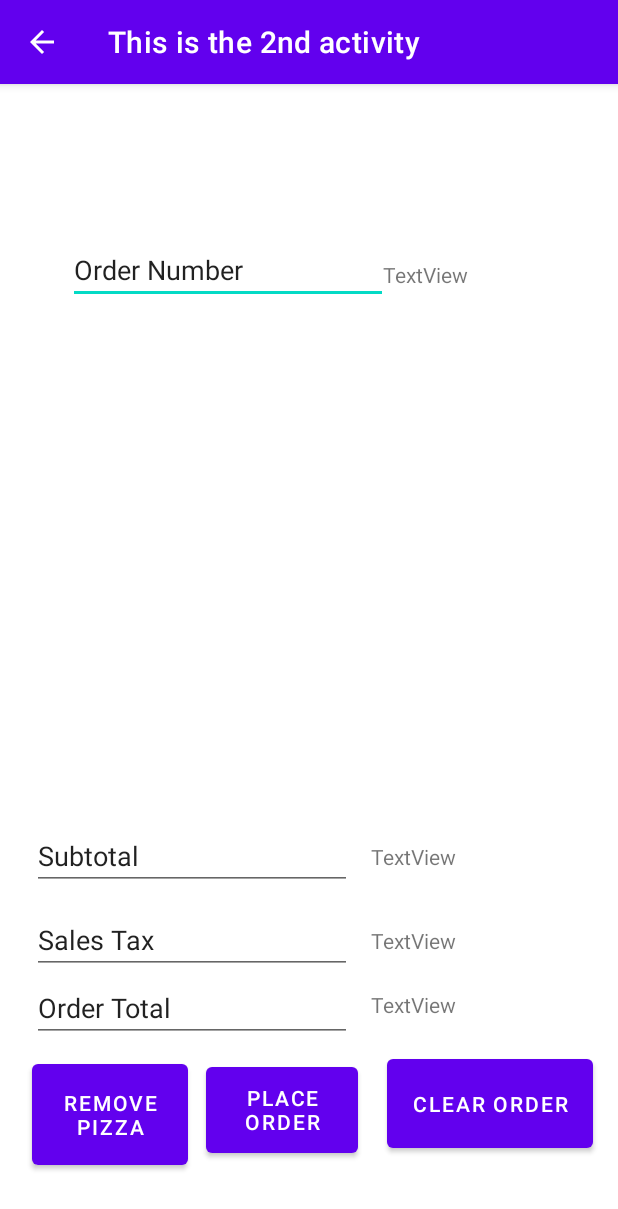
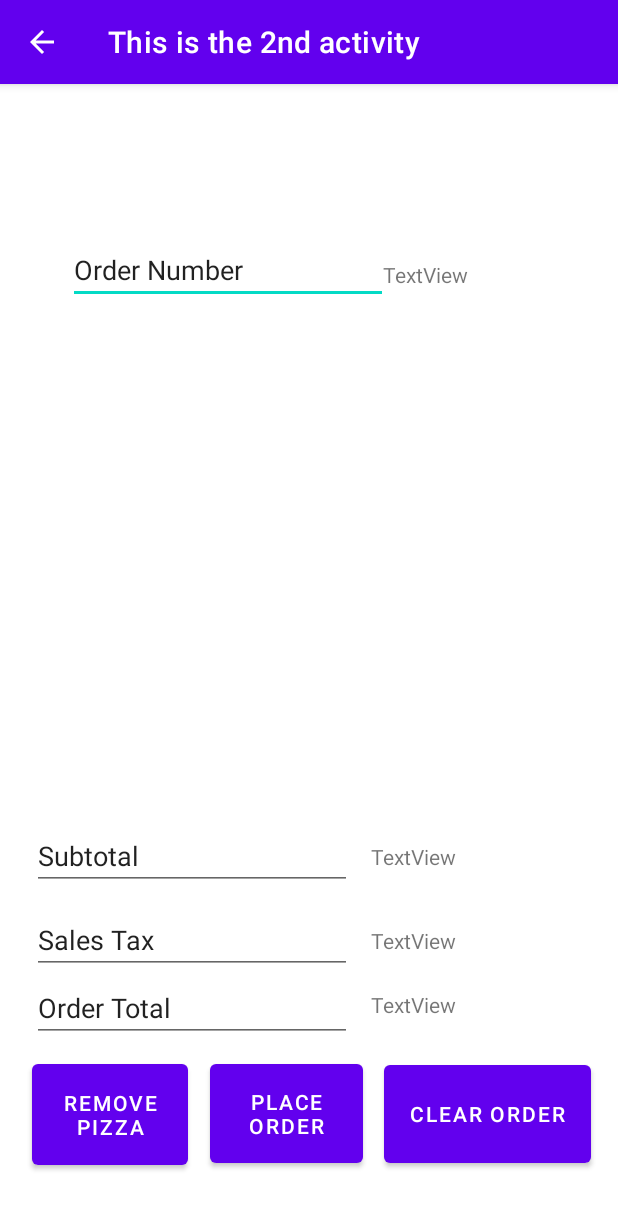
Before and after one commit to yy557/Project5, an Android app: the CurrentOrderActivity screen opened directly, with no data from a screen before it, on a phone screen of 412 x 824 dp. Shown: the top 1209 px of the screen. Run offline under Robolectric (Android 15) with nearby library versions, the phone set to English and light mode, and no system bars.

Commit message:
Button Adjustments

```diff
--- a/app/src/main/res/layout/activity_current_order.xml
+++ b/app/src/main/res/layout/activity_current_order.xml
@@ -114,20 +114,19 @@
 
     <Button
         android:id="@+id/button6"
-        android:layout_width="101dp"
-        android:layout_height="69dp"
-        android:layout_marginStart="137dp"
-        android:layout_marginTop="649dp"
+        android:layout_width="102dp"
+        android:layout_height="78dp"
+        android:layout_marginStart="140dp"
         android:text="Place Order"
         app:layout_constraintStart_toStartOf="parent"
-        app:layout_constraintTop_toTopOf="parent" />
+        app:layout_constraintTop_toTopOf="@+id/button5" />
 
     <Button
         android:id="@+id/button7"
-        android:layout_width="137dp"
-        android:layout_height="71dp"
-        android:layout_marginStart="258dp"
-        android:layout_marginTop="644dp"
+        android:layout_width="138dp"
+        android:layout_height="77dp"
+        android:layout_marginStart="256dp"
+        android:layout_marginTop="648dp"
         android:text="Clear Order"
         app:layout_constraintStart_toStartOf="parent"
         app:layout_constraintTop_toTopOf="parent" />
```
